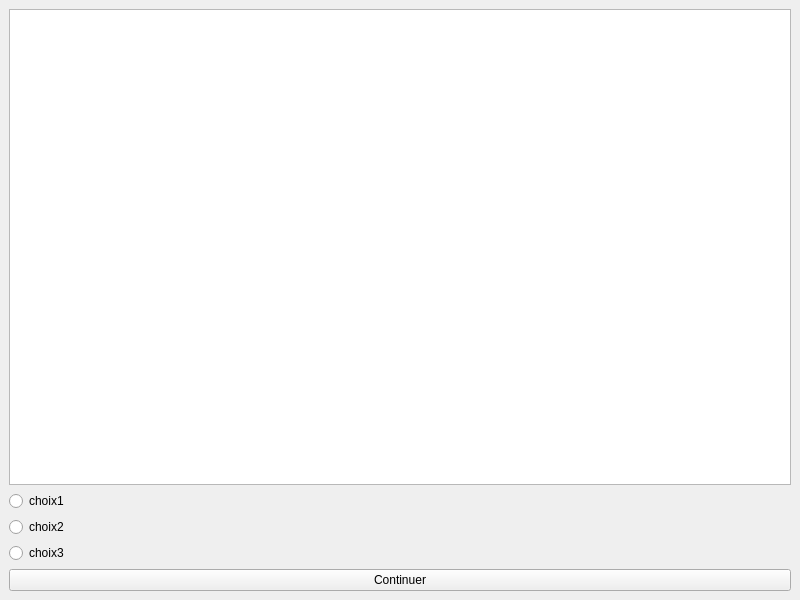
This is gamebook.ui in 2137889-Benyssad-Elyas/BD_Exercice11 as Qt 5 draws it before an edit. The edited form follows.
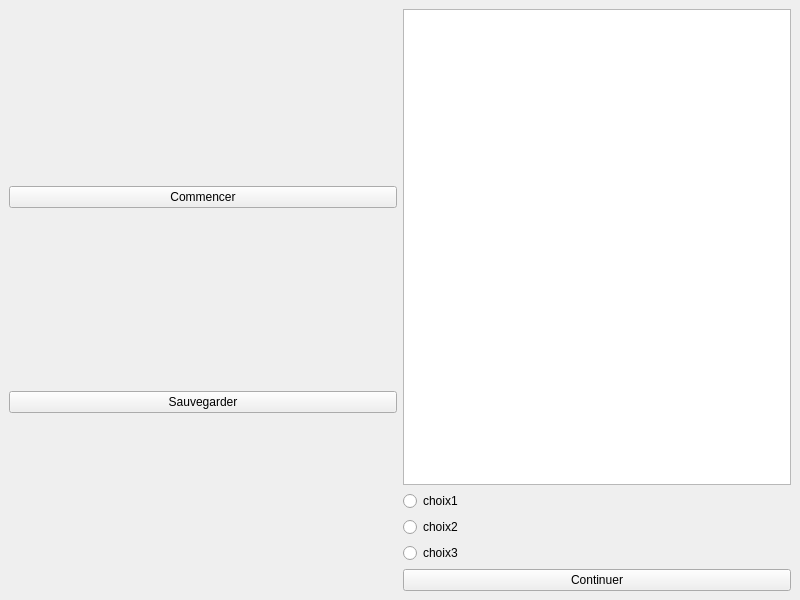
This is the edited form.

What changed in the file:
```diff
--- a/gamebook.ui
+++ b/gamebook.ui
@@ -22,6 +22,20 @@
         <property name="leftMargin">
          <number>0</number>
         </property>
+        <item>
+         <widget class="QPushButton" name="bouttonCommencer">
+          <property name="text">
+           <string>Commencer</string>
+          </property>
+         </widget>
+        </item>
+        <item>
+         <widget class="QPushButton" name="bouttonSauver">
+          <property name="text">
+           <string>Sauvegarder</string>
+          </property>
+         </widget>
+        </item>
        </layout>
       </item>
       <item>
```
Left out of the diff: 21 changed lines with no effect on the pictures.
